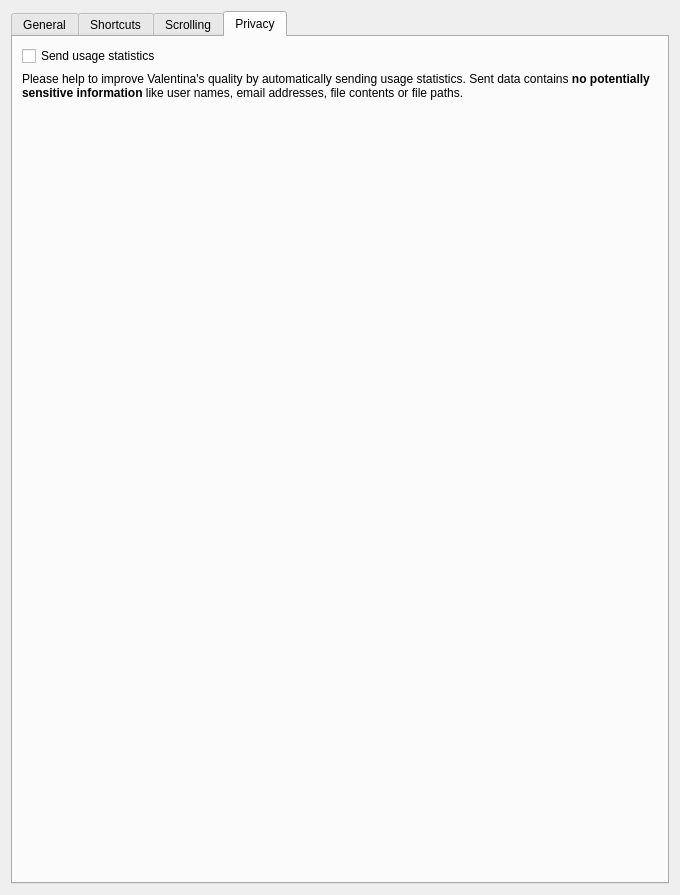
Before: the Qt Designer form src/app/valentina/dialogs/configpages/preferencesconfigurationpage.ui in dismine/valentina, drawn with Qt 5.
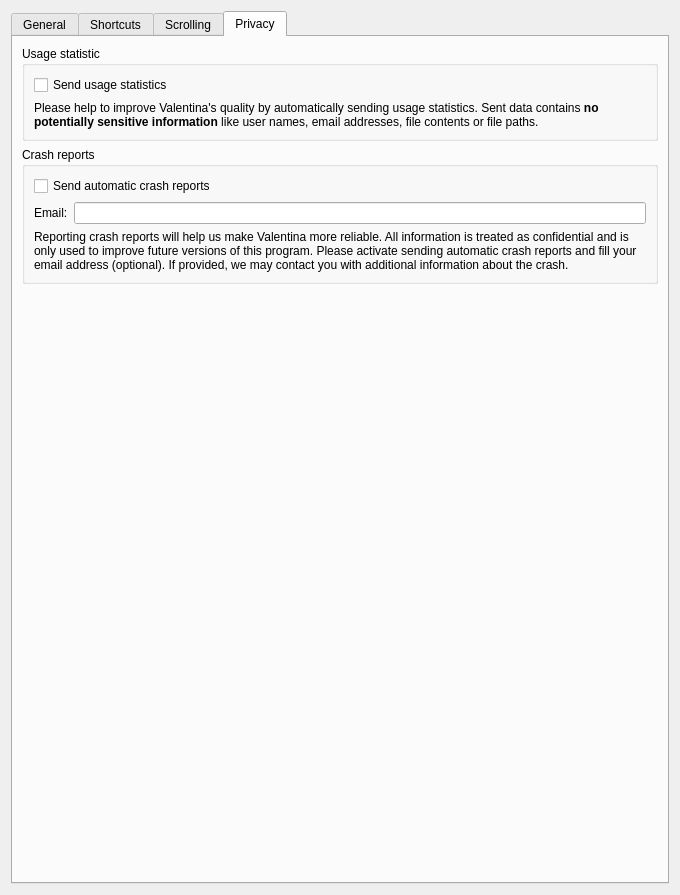
After: the same form once the commit is applied. The open tabs and pages were chosen to show the change.

Commit message: Automatic crash reports.

The edit to the form file:
```diff
--- a/src/app/valentina/dialogs/configpages/preferencesconfigurationpage.ui
+++ b/src/app/valentina/dialogs/configpages/preferencesconfigurationpage.ui
@@ -661,7 +661,13 @@
       <attribute name="title">
        <string>Privacy</string>
       </attribute>
-      <layout class="QVBoxLayout" name="verticalLayout_9">
+      <layout class="QVBoxLayout" name="verticalLayout_11">
+       <item>
+        <widget class="QGroupBox" name="groupBox_10">
+         <property name="title">
+          <string>Usage statistic</string>
+         </property>
+         <layout class="QVBoxLayout" name="verticalLayout_12">
        <item>
         <widget class="QCheckBox" name="checkBoxSendUsageStatistics">
          <property name="text">
@@ -677,6 +683,53 @@
          <property name="wordWrap">
           <bool>true</bool>
          </property>
+           </widget>
+          </item>
+         </layout>
+        </widget>
+       </item>
+       <item>
+        <widget class="QGroupBox" name="groupBoxCrashReports">
+         <property name="title">
+          <string>Crash reports</string>
+         </property>
+         <layout class="QVBoxLayout" name="verticalLayout_9">
+          <item>
+           <widget class="QCheckBox" name="checkBoxSendCrashReports">
+            <property name="text">
+             <string>Send automatic crash reports</string>
+            </property>
+           </widget>
+          </item>
+          <item>
+           <layout class="QHBoxLayout" name="horizontalLayout_6">
+            <item>
+             <widget class="QLabel" name="label_6">
+              <property name="text">
+               <string>Email:</string>
+              </property>
+             </widget>
+            </item>
+            <item>
+             <widget class="QLineEdit" name="lineEditCrashUserEmail">
+              <property name="clearButtonEnabled">
+               <bool>true</bool>
+              </property>
+             </widget>
+            </item>
+           </layout>
+          </item>
+          <item>
+           <widget class="QLabel" name="label_7">
+            <property name="text">
+             <string>Reporting crash reports will help us make Valentina more reliable. All information is treated as confidential and is only used to improve future versions of this program. Please activate sending automatic crash reports and fill your email address (optional). If provided, we may contact you with additional information about the crash.</string>
+            </property>
+            <property name="wordWrap">
+             <bool>true</bool>
+            </property>
+           </widget>
+          </item>
+         </layout>
         </widget>
        </item>
        <item>
```
Lines whose indentation alone changed are shown as unchanged. The commit also changes 53 other files.
